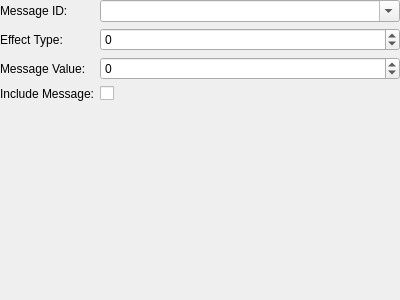
Above: tools/cathedral/ui/ActionStageEffect.ui from comphack/comp_hack before the change. Below: the same form after it.
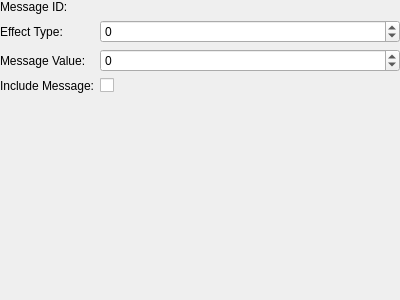
That is the form after the change. Custom widgets are drawn as their Qt base class.

Commit message: Adding message reference control

Diff of the .ui file:
```diff
--- a/tools/cathedral/ui/ActionStageEffect.ui
+++ b/tools/cathedral/ui/ActionStageEffect.ui
@@ -35,19 +35,6 @@
        </property>
       </widget>
      </item>
-     <item row="0" column="1">
-      <widget class="QComboBox" name="messageID">
-       <property name="sizePolicy">
-        <sizepolicy hsizetype="Expanding" vsizetype="Fixed">
-         <horstretch>0</horstretch>
-         <verstretch>0</verstretch>
-        </sizepolicy>
-       </property>
-       <property name="editable">
-        <bool>true</bool>
-       </property>
-      </widget>
-     </item>
      <item row="1" column="0">
       <widget class="QLabel" name="lblEffectType">
        <property name="text">
@@ -92,10 +79,21 @@
      <item row="3" column="1">
       <widget class="QCheckBox" name="includeMessage"/>
      </item>
+     <item row="0" column="1">
+      <widget class="EventMessageRef" name="message" native="true"/>
+     </item>
     </layout>
    </item>
   </layout>
  </widget>
+ <customwidgets>
+  <customwidget>
+   <class>EventMessageRef</class>
+   <extends>QWidget</extends>
+   <header>EventMessageRef.h</header>
+   <container>1</container>
+  </customwidget>
+ </customwidgets>
  <resources/>
  <connections/>
 </ui>
```
The commit also changes 17 other files.
